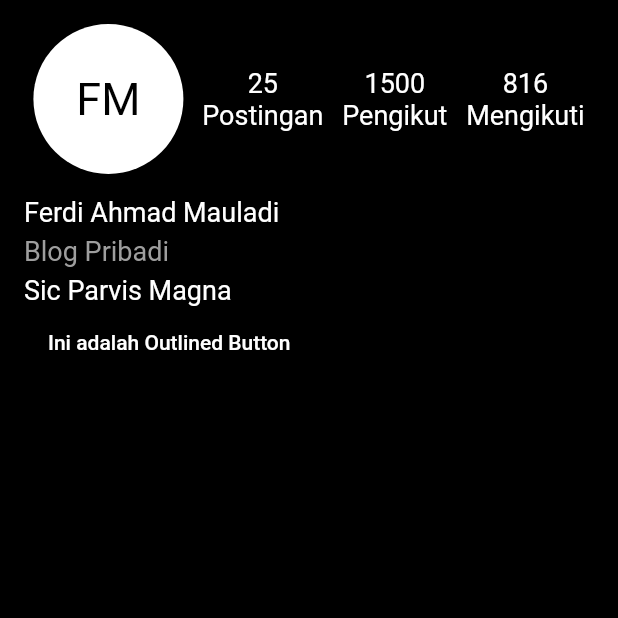
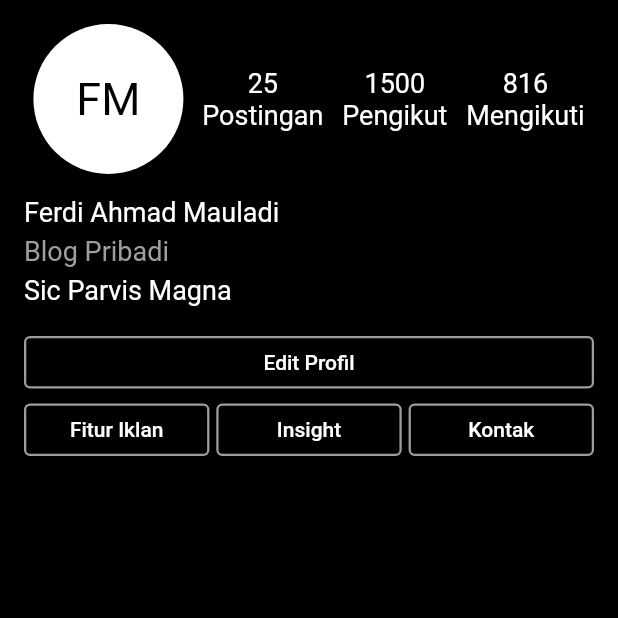
Before and after one commit to FerdiMauladi/Flutter, a Flutter app: the ProfilScreen screen opened directly, on a phone screen of 412 x 824 dp, the top half of it. Run offline on Flutter 3.47's test engine with Material 2 defaults, Android fonts, the phone set to English and light mode, and no system bars.

Commit message:
edit profil screen

```diff
--- a/lib/component/profil_screen.dart
+++ b/lib/component/profil_screen.dart
@@ -5,6 +5,7 @@ class ProfilScreen extends StatelessWidget {
 
   @override
   Widget build(BuildContext context) {
+    Size size = MediaQuery.of(context).size;
     return Scaffold(
       backgroundColor: Colors.black,
       body: SingleChildScrollView(
@@ -120,15 +121,87 @@ class ProfilScreen extends StatelessWidget {
                   ),
                 ),
               ),
-              OutlinedButton(
-                onPressed: () {},
-                child: const Text(
-                  "Ini adalah Outlined Button",
-                  style: TextStyle(
-                    color: Colors.white,
+              Container(
+                margin: EdgeInsets.only(top: 20),
+                height: 35,
+                width: size.width,
+                child: OutlinedButton(
+                  style: OutlinedButton.styleFrom(
+                      side: const BorderSide(
+                    width: 1.5,
+                    color: Colors.grey,
+                  )),
+                  onPressed: () {},
+                  child: const Text(
+                    "Edit Profil",
+                    style: TextStyle(
+                      color: Colors.white,
+                    ),
                   ),
                 ),
               ),
+              Container(
+                margin: const EdgeInsets.only(top: 10.0),
+                child: Row(
+                  mainAxisAlignment: MainAxisAlignment.spaceBetween,
+                  children: [
+                    Container(
+                      height: 35,
+                      width: size.width * 0.30,
+                      child: OutlinedButton(
+                        style: OutlinedButton.styleFrom(
+                            side: const BorderSide(
+                          width: 1.5,
+                          color: Colors.grey,
+                        )),
+                        onPressed: () {},
+                        child: const Text(
+                          "Fitur Iklan",
+                          style: TextStyle(
+                            color: Colors.white,
+                          ),
+                        ),
+                      ),
+                    ),
+                    Container(
+                      height: 35,
+                      width: size.width * 0.30,
+                      child: OutlinedButton(
+                        style: OutlinedButton.styleFrom(
+                            side: const BorderSide(
+                          width: 1.5,
+                          color: Colors.grey,
+                        )),
+                        onPressed: () {},
+                        child: const Text(
+                          "Insight",
+                          style: TextStyle(
+                            color: Colors.white,
+                          ),
+                        ),
+                      ),
+                    ),
+                    Container(
+                      height: 35,
+                      width: size.width * 0.30,
+                      child: OutlinedButton(
+                        style: OutlinedButton.styleFrom(
+                            side: const BorderSide(
+                          width: 1.5,
+                          color: Colors.grey,
+                        )),
+                        onPressed: () {},
+                        child: const Text(
+                          "Kontak",
+                          style: TextStyle(
+                            color: Colors.white,
+                          ),
+                        ),
+                      ),
+                    ),
+                  ],
+                ),
+              )
             ],
           ),
         ),
```
